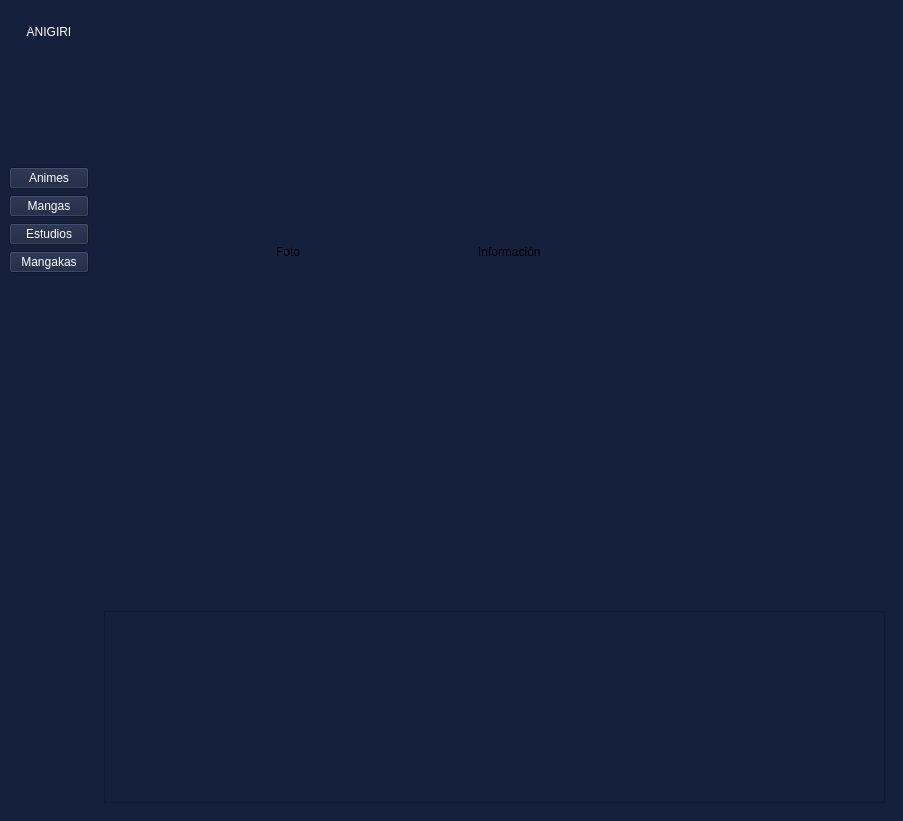
rmungar/PersistenciaDIN, file Ui/userUi.ui: the form before one commit.
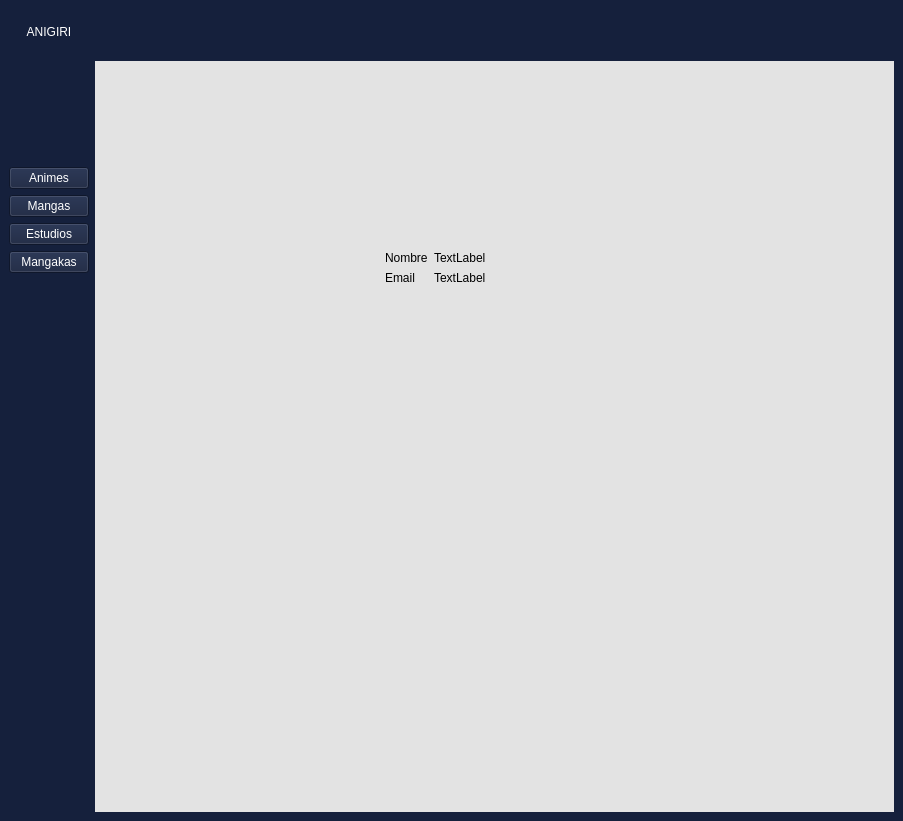
The form after the commit.

Diff of the .ui file:
```diff
--- a/Ui/userUi.ui
+++ b/Ui/userUi.ui
@@ -35,118 +35,61 @@
       <item row="0" column="0">
        <widget class="QWidget" name="widget" native="true">
         <property name="styleSheet">
-         <string notr="true"/>
+         <string notr="true">background-color: rgb(227, 227, 227);</string>
         </property>
-        <layout class="QGridLayout" name="gridLayout_2" columnstretch="0,0,0,0,0,0">
-         <item row="0" column="3">
-          <spacer name="verticalSpacer_8">
-           <property name="orientation">
-            <enum>Qt::Orientation::Vertical</enum>
-           </property>
-           <property name="sizeHint" stdset="0">
-            <size>
-             <width>20</width>
-             <height>40</height>
-            </size>
-           </property>
-          </spacer>
-         </item>
-         <item row="4" column="0" colspan="6">
-          <widget class="QListWidget" name="listWidget"/>
-         </item>
-         <item row="1" column="2">
-          <spacer name="horizontalSpacer_6">
-           <property name="orientation">
-            <enum>Qt::Orientation::Horizontal</enum>
-           </property>
-           <property name="sizeHint" stdset="0">
-            <size>
-             <width>40</width>
-             <height>20</height>
-            </size>
-           </property>
-          </spacer>
-         </item>
-         <item row="1" column="4">
-          <spacer name="horizontalSpacer_5">
-           <property name="orientation">
-            <enum>Qt::Orientation::Horizontal</enum>
-           </property>
-           <property name="sizeHint" stdset="0">
-            <size>
-             <width>40</width>
-             <height>20</height>
-            </size>
-           </property>
-          </spacer>
-         </item>
-         <item row="2" column="3">
-          <spacer name="verticalSpacer_7">
-           <property name="orientation">
-            <enum>Qt::Orientation::Vertical</enum>
-           </property>
-           <property name="sizeHint" stdset="0">
-            <size>
-             <width>20</width>
-             <height>40</height>
-            </size>
-           </property>
-          </spacer>
-         </item>
-         <item row="1" column="3">
-          <widget class="QLabel" name="info">
-           <property name="text">
-            <string>Información</string>
-           </property>
-          </widget>
-         </item>
-         <item row="1" column="0">
-          <spacer name="horizontalSpacer_4">
-           <property name="orientation">
-            <enum>Qt::Orientation::Horizontal</enum>
-           </property>
-           <property name="sizeHint" stdset="0">
-            <size>
-             <width>40</width>
-             <height>20</height>
-            </size>
-           </property>
-          </spacer>
-         </item>
-         <item row="1" column="1">
-          <widget class="QLabel" name="img">
-           <property name="text">
-            <string>Foto</string>
-           </property>
-          </widget>
-         </item>
-         <item row="1" column="5">
-          <spacer name="horizontalSpacer_3">
-           <property name="orientation">
-            <enum>Qt::Orientation::Horizontal</enum>
-           </property>
-           <property name="sizeHint" stdset="0">
-            <size>
-             <width>40</width>
-             <height>20</height>
-            </size>
-           </property>
-          </spacer>
-         </item>
-         <item row="3" column="3">
-          <spacer name="verticalSpacer_9">
-           <property name="orientation">
-            <enum>Qt::Orientation::Vertical</enum>
-           </property>
-           <property name="sizeHint" stdset="0">
-            <size>
-             <width>20</width>
-             <height>40</height>
-            </size>
-           </property>
-          </spacer>
-         </item>
-        </layout>
+        <widget class="QWidget" name="formLayoutWidget">
+         <property name="geometry">
+          <rect>
+           <x>290</x>
+           <y>190</y>
+           <width>231</width>
+           <height>62</height>
+          </rect>
+         </property>
+         <layout class="QFormLayout" name="formLayout">
+          <item row="0" column="0">
+           <widget class="QLabel" name="nombreLabel">
+            <property name="text">
+             <string>Nombre</string>
+            </property>
+           </widget>
+          </item>
+          <item row="1" column="0">
+           <widget class="QLabel" name="emailLabel">
+            <property name="text">
+             <string>Email</string>
+            </property>
+           </widget>
+          </item>
+          <item row="1" column="1">
+           <widget class="QLabel" name="email">
+            <property name="text">
+             <string>TextLabel</string>
+            </property>
+           </widget>
+          </item>
+          <item row="0" column="1">
+           <widget class="QLabel" name="nombre">
+            <property name="text">
+             <string>TextLabel</string>
+            </property>
+           </widget>
+          </item>
+         </layout>
+        </widget>
+        <widget class="QLabel" name="userImg">
+         <property name="geometry">
+          <rect>
+           <x>70</x>
+           <y>60</y>
+           <width>191</width>
+           <height>191</height>
+          </rect>
+         </property>
+         <property name="text">
+          <string/>
+         </property>
+        </widget>
        </widget>
       </item>
      </layout>
```
Left out of the diff: 210 changed lines with no effect on the pictures.
